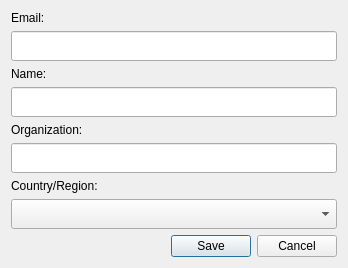
Above: LDMP/gui/DlgSettingsEditUpdate.ui from ConservationInternational/trends.earth before the change. Below: the same form after it.
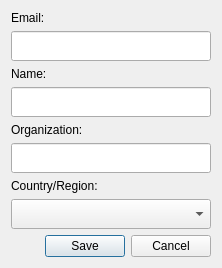
That is the form after the change.

```diff
--- a/LDMP/gui/DlgSettingsEditUpdate.ui
+++ b/LDMP/gui/DlgSettingsEditUpdate.ui
@@ -6,12 +6,12 @@
    <rect>
     <x>0</x>
     <y>0</y>
-    <width>348</width>
-    <height>261</height>
+    <width>218</width>
+    <height>265</height>
    </rect>
   </property>
   <property name="sizePolicy">
-   <sizepolicy hsizetype="Fixed" vsizetype="Minimum">
+   <sizepolicy hsizetype="Fixed" vsizetype="Fixed">
     <horstretch>0</horstretch>
     <verstretch>0</verstretch>
    </sizepolicy>
@@ -30,7 +30,7 @@
      </property>
      <property name="minimumSize">
       <size>
-       <width>0</width>
+       <width>200</width>
        <height>30</height>
       </size>
      </property>
@@ -46,7 +46,7 @@
      </property>
      <property name="minimumSize">
       <size>
-       <width>0</width>
+       <width>200</width>
        <height>30</height>
       </size>
      </property>
@@ -81,7 +81,7 @@
      </property>
      <property name="minimumSize">
       <size>
-       <width>0</width>
+       <width>200</width>
        <height>30</height>
       </size>
      </property>
@@ -116,7 +116,7 @@
      </property>
      <property name="minimumSize">
       <size>
-       <width>0</width>
+       <width>200</width>
        <height>30</height>
       </size>
      </property>
```
